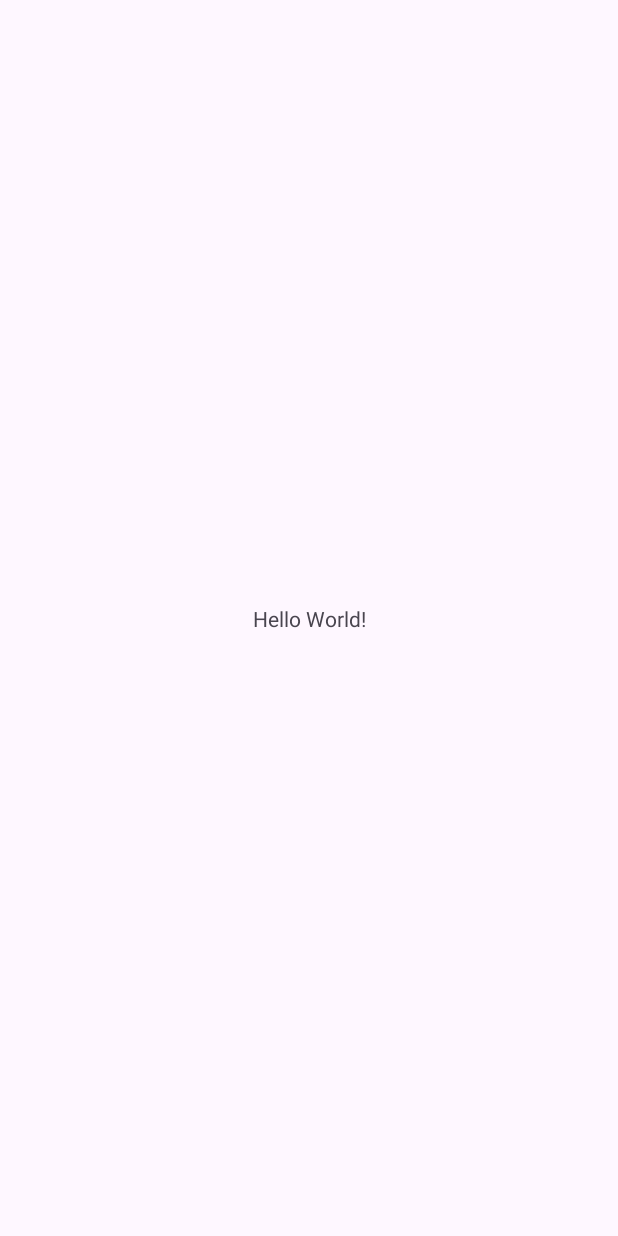
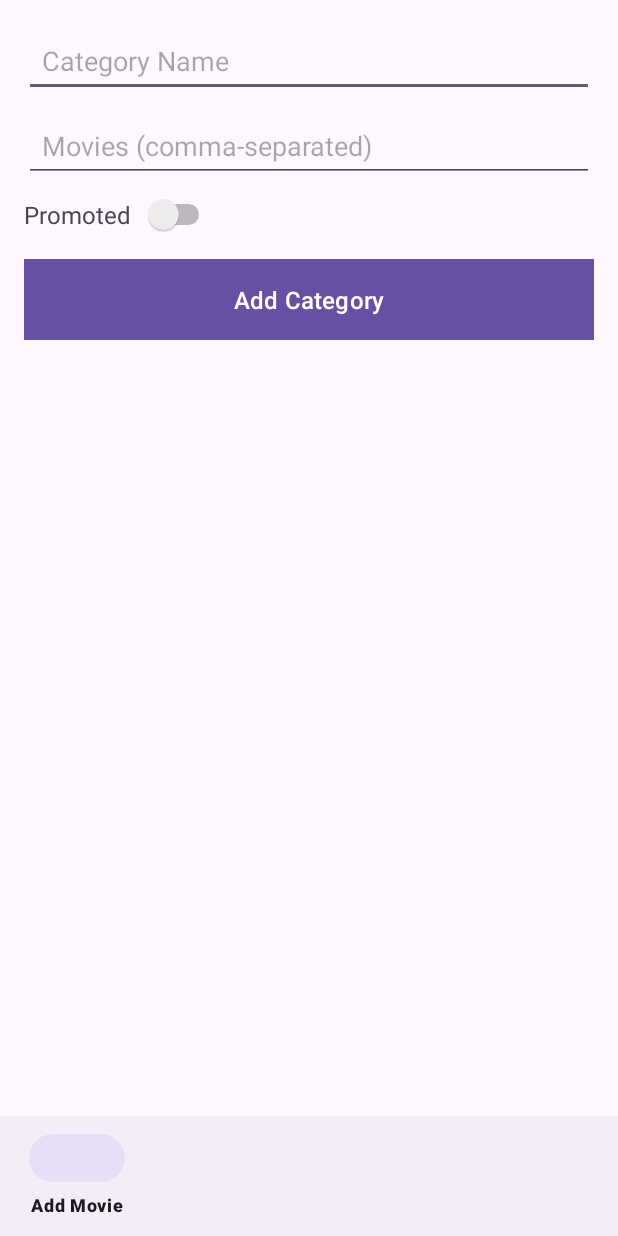
Before and after one commit to gaverver/netflixproject24-25, an Android app: the screen it shows after launch (MainActivity before the commit, AdminPage after it), on a phone screen of 412 x 824 dp. Before the commit the screen is almost empty. Run offline under Robolectric (Android 15) with nearby library versions, the phone set to English and light mode, and no system bars; our stand-ins replace Room's generated code.

Commit message:
add the AddCategoryFragment and the activity for admin

```diff
--- a/src/android/app/src/main/AndroidManifest.xml
+++ b/src/android/app/src/main/AndroidManifest.xml
@@ -3,6 +3,7 @@
     xmlns:tools="http://schemas.android.com/tools">
 
     <application
+        android:name=".MyApplication"
         android:allowBackup="true"
         android:dataExtractionRules="@xml/data_extraction_rules"
         android:fullBackupContent="@xml/backup_rules"
@@ -14,16 +15,18 @@
         tools:targetApi="31">
         <activity
             android:name=".activities.AdminPage"
-            android:exported="false" />
-        <activity
-            android:name=".activities.MainActivity"
-            android:exported="true">
+            android:exported="true"
+            >
             <intent-filter>
                 <action android:name="android.intent.action.MAIN" />
 
                 <category android:name="android.intent.category.LAUNCHER" />
             </intent-filter>
         </activity>
+        <activity
+            android:name=".activities.MainActivity"
+            android:exported="true">
+        </activity>
     </application>
 
 </manifest>
--- a/src/android/app/src/main/java/com/example/netflix/activities/AdminPage.java
+++ b/src/android/app/src/main/java/com/example/netflix/activities/AdminPage.java
@@ -10,6 +10,18 @@ import androidx.core.view.WindowInsetsCompat;
 
 import com.example.netflix.R;
 
+import android.os.Bundle;
+import androidx.appcompat.app.AppCompatActivity;
+import androidx.fragment.app.Fragment;
+import androidx.fragment.app.FragmentManager;
+import androidx.fragment.app.FragmentTransaction;
+import com.example.netflix.R;
+import com.example.netflix.fragments.AddCategoryFragment;
+//import com.example.netflix.fragments.AddMovieFragment;
+//import com.example.netflix.fragments.EditCategoryFragment;
+//import com.example.netflix.fragments.EditMovieFragment;
+import com.google.android.material.bottomnavigation.BottomNavigationView;
+
 public class AdminPage extends AppCompatActivity {
 
     @Override
@@ -17,10 +29,37 @@ public class AdminPage extends AppCompatActivity {
         super.onCreate(savedInstanceState);
         EdgeToEdge.enable(this);
         setContentView(R.layout.activity_admin_page);
-        ViewCompat.setOnApplyWindowInsetsListener(findViewById(R.id.main), (v, insets) -> {
-            Insets systemBars = insets.getInsets(WindowInsetsCompat.Type.systemBars());
-            v.setPadding(systemBars.left, systemBars.top, systemBars.right, systemBars.bottom);
-            return insets;
+
+        BottomNavigationView bottomNav = findViewById(R.id.bottom_navigation);
+        bottomNav.setOnItemSelectedListener(item -> {
+            Fragment selectedFragment = null;
+            int itemId = item.getItemId();
+
+            if (itemId == R.id.nav_add_movie) {
+//                selectedFragment = new AddMovieFragment();
+            } else if (itemId == R.id.nav_edit_movie) {
+//                selectedFragment = new EditMovieFragment();
+            } else if (itemId == R.id.nav_add_category) {
+                selectedFragment = new AddCategoryFragment();
+            } else if (itemId == R.id.nav_edit_category) {
+//                selectedFragment = new EditCategoryFragment();
+            }
+
+            if (selectedFragment != null) {
+                getSupportFragmentManager().beginTransaction()
+                        .replace(R.id.fragment_container, selectedFragment)
+                        .commit();
+            }
+
+            return true;
         });
+
+
+        // Set default fragment
+        if (savedInstanceState == null) {
+            getSupportFragmentManager().beginTransaction()
+                    .replace(R.id.fragment_container, new AddCategoryFragment())
+                    .commit();
+        }
     }
 }
--- /dev/null
+++ b/src/android/app/src/main/java/com/example/netflix/fragments/AddCategoryFragment.java
@@ -0,0 +1,49 @@
+package com.example.netflix.fragments;
+
+
+import android.os.Bundle;
+import android.view.LayoutInflater;
+import android.view.View;
+import android.view.ViewGroup;
+import android.widget.Button;
+import android.widget.EditText;
+import android.widget.Switch;
+import androidx.fragment.app.Fragment;
+import com.example.netflix.R;
+import com.example.netflix.entities.Category;
+import com.example.netflix.viewmodels.CategoryViewModel;
+import com.example.netflix.WebResponse;
+
+public class AddCategoryFragment extends Fragment {
+
+    private CategoryViewModel categoryViewModel;
+    private EditText etName, etMovies;
+    private Switch swPromoted;
+    private Button btnAddCategory;
+
+    @Override
+    public View onCreateView(LayoutInflater inflater, ViewGroup container, Bundle savedInstanceState) {
+        View view = inflater.inflate(R.layout.fragment_add_category, container, false);
+
+        categoryViewModel = new CategoryViewModel();
+
+        etName = view.findViewById(R.id.et_name);
+        etMovies = view.findViewById(R.id.et_movies);
+        swPromoted = view.findViewById(R.id.sw_promoted);
+        btnAddCategory = view.findViewById(R.id.btn_add_category);
+
+        btnAddCategory.setOnClickListener(v -> addCategory());
+
+        return view;
+    }
+
+    private void addCategory() {
+        String name = etName.getText().toString();
+        boolean promoted = swPromoted.isChecked();
+        String[] movies = etMovies.getText().toString().split(",");
+
+        Category category = new Category(name, promoted, movies);
+
+        categoryViewModel.create(category, "your_token_here", new WebResponse());
+    }
+}
--- a/src/android/app/src/main/res/layout/activity_admin_page.xml
+++ b/src/android/app/src/main/res/layout/activity_admin_page.xml
@@ -1,10 +1,20 @@
 <?xml version="1.0" encoding="utf-8"?>
-<androidx.constraintlayout.widget.ConstraintLayout xmlns:android="http://schemas.android.com/apk/res/android"
+<RelativeLayout xmlns:android="http://schemas.android.com/apk/res/android"
     xmlns:app="http://schemas.android.com/apk/res-auto"
-    xmlns:tools="http://schemas.android.com/tools"
-    android:id="@+id/main"
     android:layout_width="match_parent"
-    android:layout_height="match_parent"
-    tools:context=".activities.AdminPage">
+    android:layout_height="match_parent">
 
-</androidx.constraintlayout.widget.ConstraintLayout>
+    <FrameLayout
+        android:id="@+id/fragment_container"
+        android:layout_width="match_parent"
+        android:layout_height="match_parent"
+        android:layout_above="@id/bottom_navigation" />
+
+    <com.google.android.material.bottomnavigation.BottomNavigationView
+        android:id="@+id/bottom_navigation"
+        android:layout_width="match_parent"
+        android:layout_height="wrap_content"
+        android:layout_alignParentBottom="true"
+        app:menu="@menu/bottom_navigation_menu" />
+
+</RelativeLayout>
--- /dev/null
+++ b/src/android/app/src/main/res/layout/fragment_add_category.xml
@@ -0,0 +1,60 @@
+<?xml version="1.0" encoding="utf-8"?>
+<LinearLayout xmlns:android="http://schemas.android.com/apk/res/android"
+    android:layout_width="match_parent"
+    android:layout_height="match_parent"
+    android:padding="16dp"
+    android:orientation="vertical">
+
+    <!-- Category Name Input -->
+    <EditText
+        android:id="@+id/et_name"
+        android:layout_width="match_parent"
+        android:layout_height="wrap_content"
+        android:hint="Category Name"
+        android:inputType="text"
+        android:padding="12dp" />
+
+    <!-- Movies Input (Comma-Separated) -->
+    <EditText
+        android:id="@+id/et_movies"
+        android:layout_width="match_parent"
+        android:layout_height="wrap_content"
+        android:hint="Movies (comma-separated)"
+        android:inputType="text"
+        android:padding="12dp"
+        android:layout_marginTop="8dp" />
+
+    <!-- Promoted Switch -->
+    <LinearLayout
+        android:layout_width="match_parent"
+        android:layout_height="wrap_content"
+        android:orientation="horizontal"
+        android:gravity="center_vertical"
+        android:layout_marginTop="8dp">
+
+        <TextView
+            android:layout_width="wrap_content"
+            android:layout_height="wrap_content"
+            android:text="Promoted"
+            android:textSize="16sp"
+            android:layout_marginEnd="8dp" />
+
+        <Switch
+            android:id="@+id/sw_promoted"
+            android:layout_width="wrap_content"
+            android:layout_height="wrap_content"/>
+    </LinearLayout>
+
+    <!-- Add Category Button -->
+    <Button
+        android:id="@+id/btn_add_category"
+        android:layout_width="match_parent"
+        android:layout_height="wrap_content"
+        android:text="Add Category"
+        android:textSize="16sp"
+        android:padding="12dp"
+        android:layout_marginTop="16dp"
+        android:background="@color/black"
+        android:textColor="@android:color/white"/>
+
+</LinearLayout>
--- /dev/null
+++ b/src/android/app/src/main/res/menu/bottom_navigation_menu.xml
@@ -0,0 +1,15 @@
+<?xml version="1.0" encoding="utf-8"?>
+<menu xmlns:android="http://schemas.android.com/apk/res/android">
+    <item
+        android:id="@+id/nav_add_movie"
+        android:title="Add Movie" />
+    <item
+        android:id="@+id/nav_edit_movie"
+        android:title="Edit Movie" />
+    <item
+        android:id="@+id/nav_add_category"
+        android:title="Add Category" />
+    <item
+        android:id="@+id/nav_edit_category"
+        android:title="Edit Category" />
+</menu>
```
